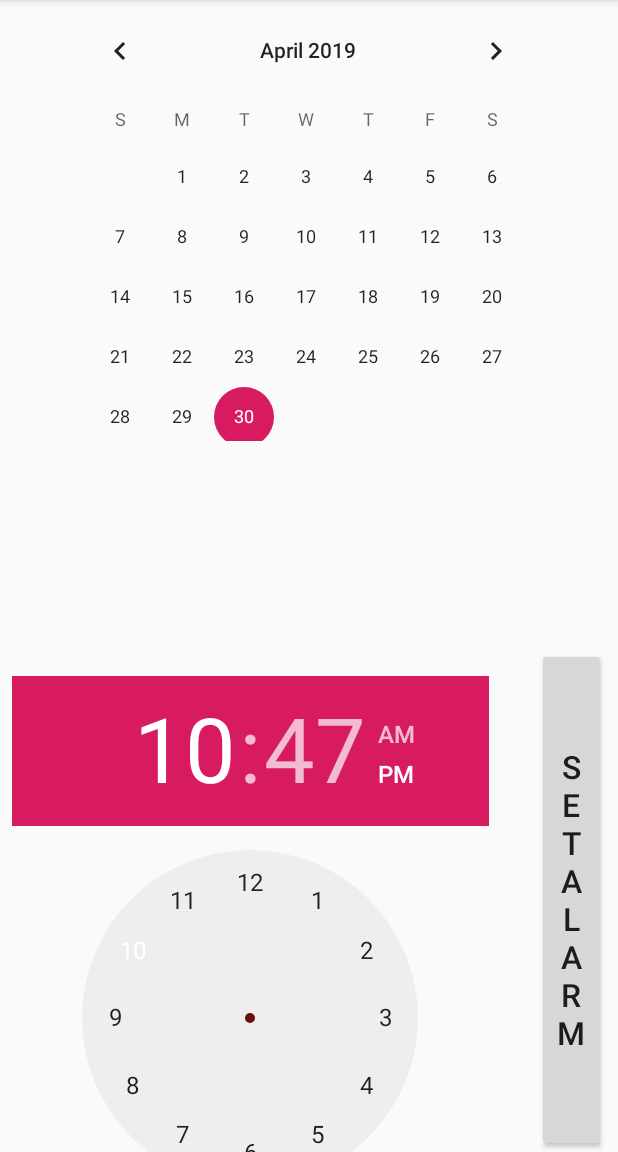
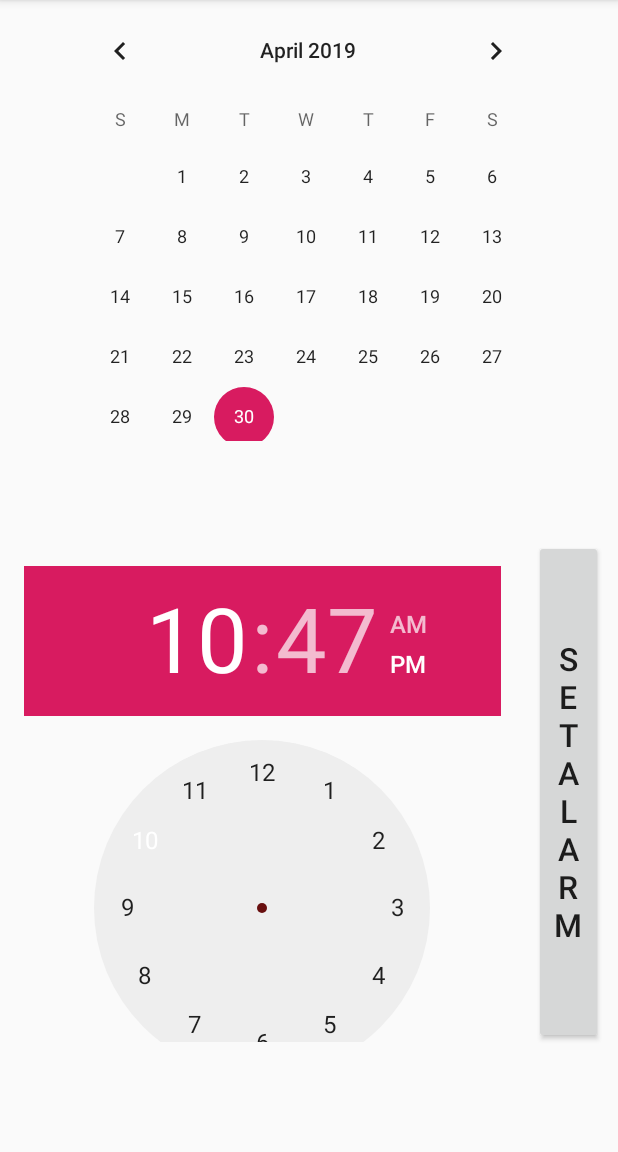
Before and after one commit to aomarai/Android-Alarm-Clock, an Android app: the AddAlarmActivity screen opened directly, with no data from a screen before it, on a phone screen of 412 x 824 dp, the part 84-1236 px from its top. Run offline under Robolectric (Android 15) with nearby library versions, the phone set to English and light mode, and no system bars.

```diff
--- a/app/src/main/java/com/example/alarmclock/AddAlarmActivity.java
+++ b/app/src/main/java/com/example/alarmclock/AddAlarmActivity.java
@@ -67,7 +67,8 @@ public class AddAlarmActivity extends AppCompatActivity {
         c.set(selYear, selMonth, selDayOfMonth, hour, minute);
         AlarmManager alarmManager = (AlarmManager) getSystemService(Context.ALARM_SERVICE);
         //Set the alarm
-        alarmManager.set(AlarmManager.RTC_WAKEUP, c.getTimeInMillis(), alarmPendingIntent);
+        // Set repeating and keep same logic
+        alarmManager.setExact(AlarmManager.RTC_WAKEUP, c.getTimeInMillis(), alarmPendingIntent);
 
 
 
--- a/app/src/main/res/layout/activity_add_alarm.xml
+++ b/app/src/main/res/layout/activity_add_alarm.xml
@@ -27,10 +27,10 @@
         android:numbersSelectorColor="#00680F0F"
         app:layout_constraintBottom_toBottomOf="parent"
         app:layout_constraintEnd_toEndOf="parent"
-        app:layout_constraintHorizontal_bias="0.0"
+        app:layout_constraintHorizontal_bias="0.32"
         app:layout_constraintStart_toStartOf="parent"
         app:layout_constraintTop_toBottomOf="@+id/setAlarmDate"
-        app:layout_constraintVertical_bias="1.0" />
+        app:layout_constraintVertical_bias="0.508" />
 
     <Button
         android:id="@+id/button"
@@ -38,11 +38,12 @@
         android:layout_height="336dp"
         android:layout_marginStart="356dp"
         android:layout_marginEnd="8dp"
+        android:layout_marginBottom="72dp"
         android:text="@string/set_alarm"
         android:textSize="21sp"
         app:layout_constraintBottom_toBottomOf="parent"
         app:layout_constraintEnd_toEndOf="parent"
-        app:layout_constraintHorizontal_bias="1.0"
+        app:layout_constraintHorizontal_bias="0.0"
         app:layout_constraintStart_toStartOf="parent" />
 
 </android.support.constraint.ConstraintLayout>
```
